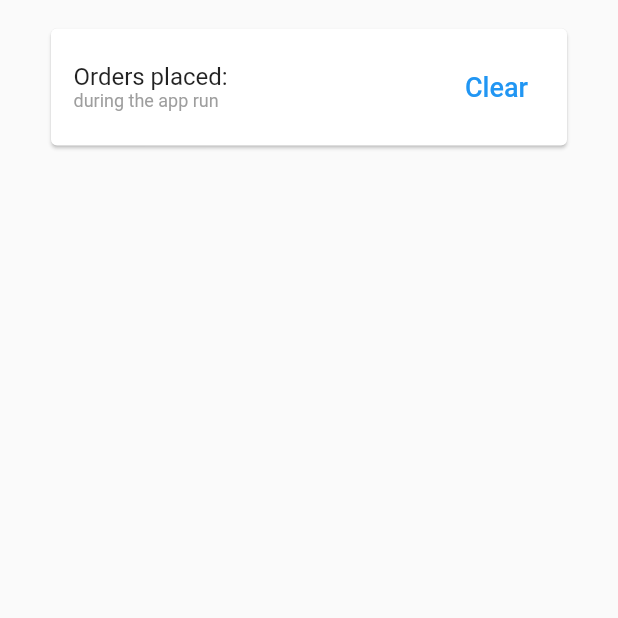
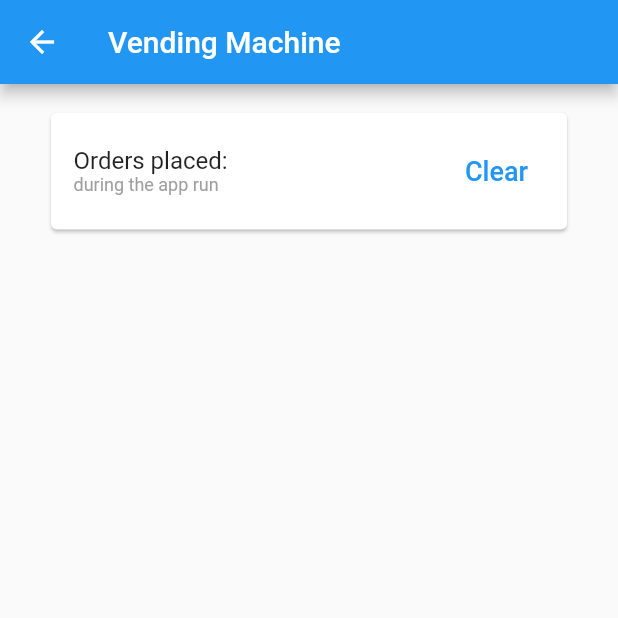
Before and after one commit to Ravenen/flutter_async_app, a Flutter app: the VendingMachinePage screen opened directly with empty values, on a phone screen of 412 x 824 dp, the top half of it. Run offline on Flutter 3.47's test engine with Material 2 defaults, Android fonts, the phone set to English and light mode, and no system bars; network calls fail.

Commit message:
Added an AppBar for the vending machine page (Navigator.maybepop() is auto configured)

```diff
--- a/lib/screens/vending_machine_page/vending_machine_page.dart
+++ b/lib/screens/vending_machine_page/vending_machine_page.dart
@@ -11,6 +11,9 @@ class VendingMachinePage extends StatelessWidget {
   @override
   Widget build(BuildContext context) {
     return Scaffold(
+      appBar: AppBar(
+        title: const Text("Vending Machine"),
+      ),
       body: SafeArea(
         child: ListView(
           padding: const EdgeInsets.symmetric(vertical: 15, horizontal: 30),
```
